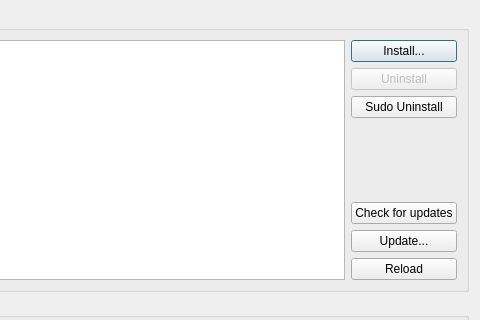
Old version of the form Qitom/ui/dialogPipManager.ui in the repository itom-project/itom; both pictures show x 319 to 799 and y 0 to 320 of the 799 by 650 pixel window.
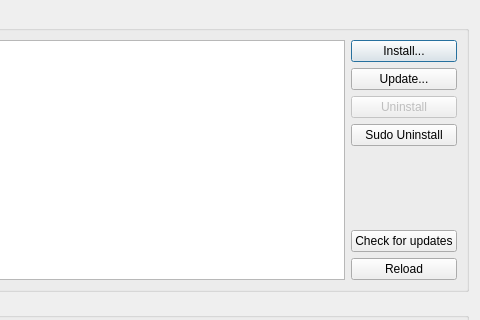
New version of the form. Custom widgets are drawn as their Qt base class.

Commit message: Qt4 bugfix in dialogPipManager

```diff
--- a/Qitom/ui/dialogPipManager.ui
+++ b/Qitom/ui/dialogPipManager.ui
@@ -36,6 +36,13 @@
           </property>
          </widget>
         </item>
+        <item>
+         <widget class="QPushButton" name="btnUpdate">
+          <property name="text">
+           <string>Update...</string>
+          </property>
+         </widget>
+        </item>
         <item>
          <widget class="QPushButton" name="btnUninstall">
           <property name="enabled">
@@ -73,13 +80,6 @@
           </property>
          </widget>
         </item>
-        <item>
-         <widget class="QPushButton" name="btnUpdate">
-          <property name="text">
-           <string>Update...</string>
-          </property>
-         </widget>
-        </item>
         <item>
          <widget class="QPushButton" name="btnReload">
           <property name="text">
```
Left out of the diff: 11 changed lines with no effect on the pictures. The commit also changes 1 other file.
